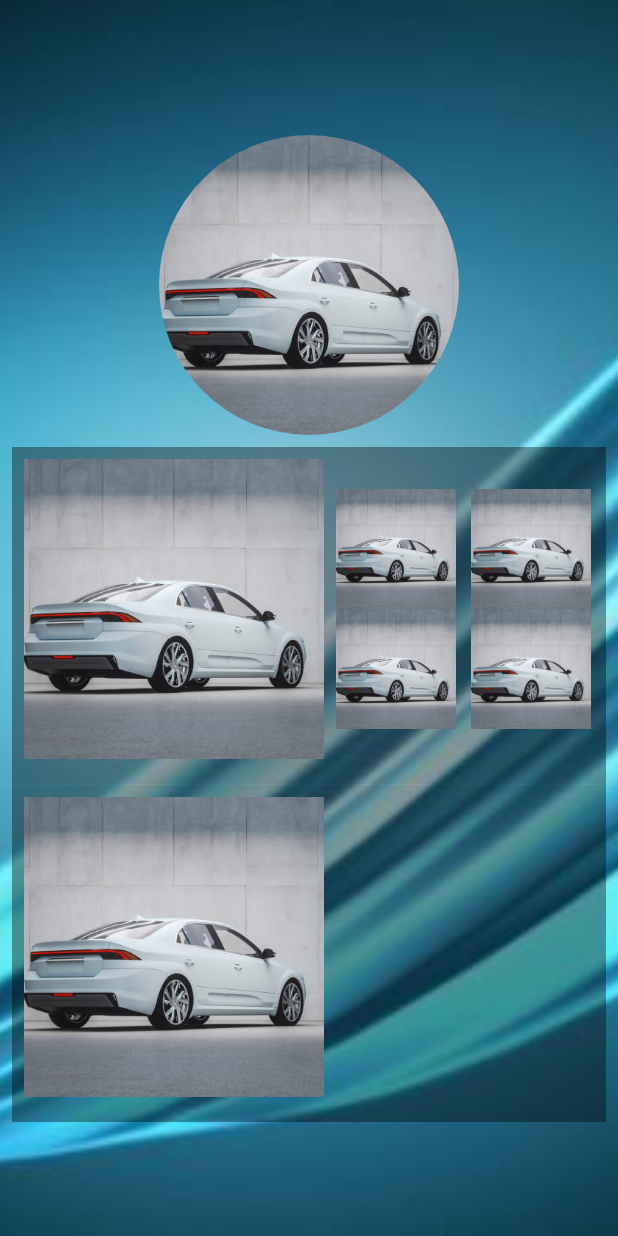
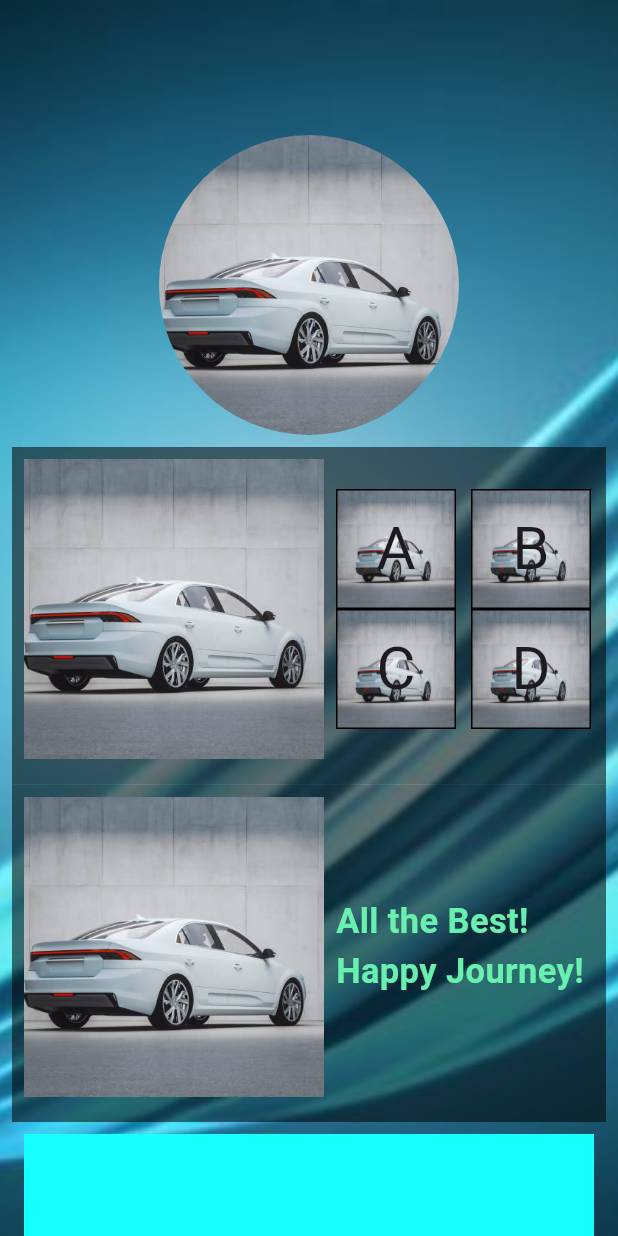
Before and after one commit to rbgithuub/demo-mobile-app, a Flutter app: the screen it shows after launch, on a phone screen of 412 x 824 dp. Run offline on Flutter 3.47's test engine with Material 2 defaults, Android fonts, the phone set to English and light mode, and no system bars.

Commit message:
New code changes for day-4 project-2

```diff
--- a/mobile_app_image/lib/project_2.dart
+++ b/mobile_app_image/lib/project_2.dart
@@ -8,7 +8,6 @@ class project_two extends StatelessWidget {
   @override
   Widget build(BuildContext context) {
     return  Scaffold(
-
       body: Container(
         height: double.infinity,
         width: double.infinity,
@@ -40,7 +39,7 @@ class project_two extends StatelessWidget {
                   Container(
                     height:225,
                     width: 450,
-                    color: Colors.black38,
+                    color: Colors.black54,
                     child: Column(
                       children: [
                         Row(
@@ -59,36 +58,77 @@ class project_two extends StatelessWidget {
                                 Row(
                                   children: [
                                     //SizedBox(width: 10,),
-                                    Image(
-                                      image: AssetImage("assets/img/car2.jpeg"),
-                                      width:80,
-                                      height:80,
-                                      fit:BoxFit.cover,
+                                    Container(
+                                        height: 80,
+                                        width: 80,
+                                        decoration: BoxDecoration(
+                                          color: Colors.cyan,
+                                          border: Border.all(),
+                                          image: DecorationImage(
+                                              image: AssetImage("assets/img/car2.jpeg"),
+                                              fit: BoxFit.fill
+                                          ),
+                                        ),
+                                        child: Center(child: Text(
+                                            "A",
+                                          style: TextStyle(fontSize: 40),
+                                        )
+                                        )
                                     ),
                                     SizedBox(width: 10,),
-                                    Image(
-                                      image: AssetImage("assets/img/car2.jpeg"),
-                                      width:80,
-                                      height:80,
-                                      fit:BoxFit.cover,
+                                    Container(
+                                      height: 80,
+                                      width: 80,
+                                      decoration: BoxDecoration(
+                                        color: Colors.cyan,
+                                        border: Border.all(),
+                                        image: DecorationImage(
+                                          image: AssetImage("assets/img/car2.jpeg"),
+                                          fit: BoxFit.fill
+                                        ),
+                                      ),
+                                      child: Center(child: Text(
+                                        "B",
+                                        style: TextStyle(fontSize: 40),
+                                      ),)
                                     ),
                                   ],
                                 ),
                                 Row(
                                   children: [
                                     //SizedBox(width: 10,),
-                                    Image(
-                                      image: AssetImage("assets/img/car2.jpeg"),
-                                      width:80,
-                                      height:80,
-                                      fit:BoxFit.cover,
+                                    Container(
+                                        height: 80,
+                                        width: 80,
+                                        decoration: BoxDecoration(
+                                          color: Colors.cyan,
+                                          border: Border.all(),
+                                          image: DecorationImage(
+                                              image: AssetImage("assets/img/car2.jpeg"),
+                                              fit: BoxFit.fill
+                                          ),
+                                        ),
+                                        child: Center(child: Text(
+                                          "C",
+                                          style: TextStyle(fontSize: 40),
+                                        ))
                                     ),
                                     SizedBox(width: 10,),
-                                    Image(
-                                      image: AssetImage("assets/img/car2.jpeg"),
-                                      width:80,
-                                      height:80,
-                                      fit:BoxFit.cover,
+                                    Container(
+                                        height: 80,
+                                        width: 80,
+                                        decoration: BoxDecoration(
+                                          color: Colors.cyan,
+                                          border: Border.all(),
+                                          image: DecorationImage(
+                                              image: AssetImage("assets/img/car2.jpeg"),
+                                              fit: BoxFit.fill
+                                          ),
+                                        ),
+                                        child: Center(child: Text(
+                                          "D",
+                                          style: TextStyle(fontSize: 40),
+                                        ),)
                                     ),
                                   ],
                                 ),
@@ -103,7 +143,7 @@ class project_two extends StatelessWidget {
                   Container(
                     height:225,
                     width: 450,
-                    color: Colors.black38,
+                    color: Colors.black54,
                     child: Column(
                       children: [
                         Row(
@@ -117,12 +157,29 @@ class project_two extends StatelessWidget {
                                 fit:BoxFit.cover,
                               ),
                             ),
+                            Row(
+                              children: [
+                                Text(
+                                  "All the Best! \nHappy Journey!",
+                                  maxLines: 3,
+                                  style: TextStyle(fontSize: 23, fontWeight: FontWeight.bold, color: Colors.greenAccent),
+                                ),
+                              ],
+                            )
                           ],
                         ),
                       ],
                     ),
+                  ),
+                  Padding(
+                    padding: const EdgeInsets.all(8.0),
+                    child: Container(
+                      height: 150,
+                      width: 400,
+                      color: Colors.cyanAccent,
 
-                  ),
+                    ),
+                  )
                 ],
               ),
             ),
@@ -132,25 +189,3 @@ class project_two extends StatelessWidget {
     );
   }
 }
-
-// class RoundedFrameImage extends StatelessWidget {
-//   @override
-//   Widget build(BuildContext context) {
-//     return Container(
-//       width: 200,
-//       height: 200,
-//       decoration: BoxDecoration(
-//         color: Colors.grey,
-//         shape: BoxShape.circle,
-//       ),
-//       child: ClipRRect(
-//         borderRadius: BorderRadius.circular(100),
-//         child: Image.asset(
-//           'assets/img/car2.jpeg',
-//           width: 200,
-//           height: 200,
-//         ),
-//       ),
-//     );
-//   }
-// }
```
